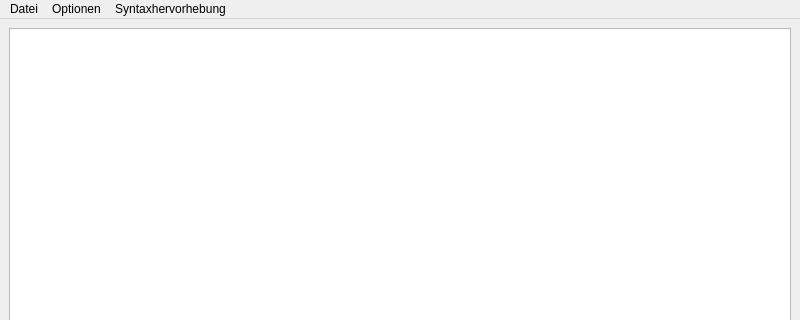
Old version of the form viewers/textviewwindow.ui in the repository striezel/qt-commander; both pictures show x 0 to 800 and y 0 to 320 of the 800 by 600 pixel window.
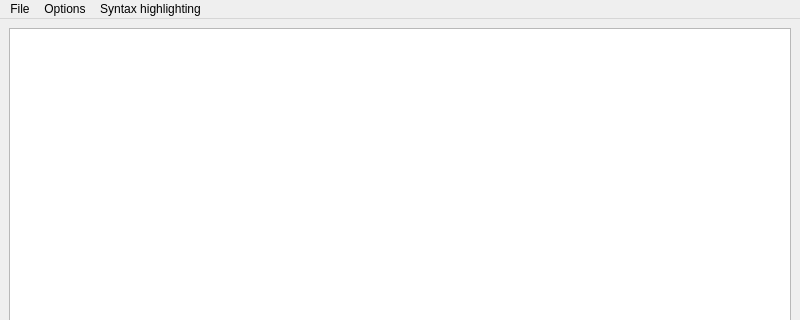
New version of the form. Icons and pictures are not drawn.

```diff
--- a/viewers/textviewwindow.ui
+++ b/viewers/textviewwindow.ui
@@ -33,22 +33,22 @@
      <height>22</height>
     </rect>
    </property>
-   <widget class="QMenu" name="menuDatei">
+   <widget class="QMenu" name="menuFile">
     <property name="title">
-     <string>Datei</string>
+     <string>File</string>
     </property>
     <addaction name="actionPrint"/>
     <addaction name="actionExit"/>
    </widget>
    <widget class="QMenu" name="menuOptions">
     <property name="title">
-     <string>Optionen</string>
+     <string>Options</string>
     </property>
     <addaction name="actionChangeFont"/>
    </widget>
    <widget class="QMenu" name="menuSyntaxHighlighting">
     <property name="title">
-     <string>Syntaxhervorhebung</string>
+     <string>Syntax highlighting</string>
     </property>
     <widget class="QMenu" name="menuStyle">
      <property name="title">
@@ -77,7 +77,7 @@
     <addaction name="menuLanguage"/>
     <addaction name="menuStyle"/>
    </widget>
-   <addaction name="menuDatei"/>
+   <addaction name="menuFile"/>
    <addaction name="menuOptions"/>
    <addaction name="menuSyntaxHighlighting"/>
   </widget>
```
Left out of the diff: 16 changed lines with no effect on the pictures.
